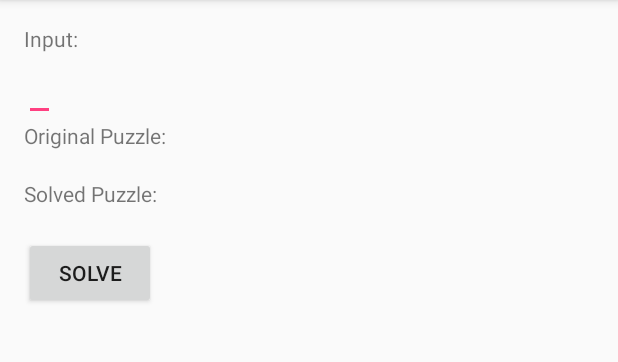
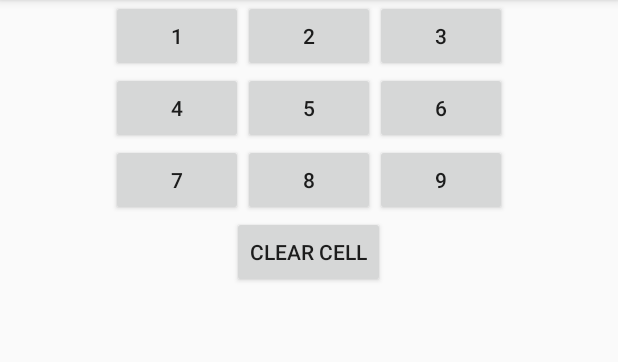
Before and after one commit to evjrob/SudokuBotSolver, an Android app: the screen it shows after launch (MainActivity), on a phone screen of 412 x 824 dp, the part 84-446 px from its top. Run offline under Robolectric (Android 15) with nearby library versions, the phone set to English and light mode, and no system bars.

Commit message:
Added a Keypad Fragment class and set it up to be properly inflated.

```diff
--- /dev/null
+++ b/app/src/main/java/com/everettsprojects/sudokubotsolver/KeypadFragment.java
@@ -0,0 +1,50 @@
+package com.everettsprojects.sudokubotsolver;
+
+import android.app.Fragment;
+import android.os.Bundle;
+import android.view.LayoutInflater;
+import android.view.View;
+import android.view.ViewGroup;
+import android.widget.Button;
+
+public class KeypadFragment extends Fragment {
+
+    private Button mKeyPad1;
+    private Button mKeyPad2;
+    private Button mKeyPad3;
+    private Button mKeyPad4;
+    private Button mKeyPad5;
+    private Button mKeyPad6;
+    private Button mKeyPad7;
+    private Button mKeyPad8;
+    private Button mKeyPad9;
+    private Button mKeyPadClear;
+
+
+
+    @Override
+    public void onCreate(Bundle savedInstanceState) {
+        super.onCreate(savedInstanceState);
+    }
+
+
+    @Override
+    public View onCreateView(LayoutInflater inflater, ViewGroup container,
+                             Bundle savedInstanceState) {
+
+        View rootView = inflater.inflate(R.layout.fragment_keypad, container, false);
+
+        mKeyPad1 = (Button) rootView.findViewById(R.id.keypad_1);
+        mKeyPad2 = (Button) rootView.findViewById(R.id.keypad_2);
+        mKeyPad3 = (Button) rootView.findViewById(R.id.keypad_3);
+        mKeyPad4 = (Button) rootView.findViewById(R.id.keypad_4);
+        mKeyPad5 = (Button) rootView.findViewById(R.id.keypad_5);
+        mKeyPad6 = (Button) rootView.findViewById(R.id.keypad_6);
+        mKeyPad7 = (Button) rootView.findViewById(R.id.keypad_7);
+        mKeyPad8 = (Button) rootView.findViewById(R.id.keypad_8);
+        mKeyPad9 = (Button) rootView.findViewById(R.id.keypad_9);
+        mKeyPadClear = (Button) rootView.findViewById(R.id.clear_cell_button);
+
+        return rootView;
+    }
+}
--- a/app/src/main/java/com/everettsprojects/sudokubotsolver/MainActivity.java
+++ b/app/src/main/java/com/everettsprojects/sudokubotsolver/MainActivity.java
@@ -2,57 +2,58 @@ package com.everettsprojects.sudokubotsolver;
 
 import android.os.Bundle;
 import android.support.v7.app.AppCompatActivity;
-import android.util.Log;
-import android.view.View;
-import android.widget.Button;
-import android.widget.EditText;
-import android.widget.TextView;
-
-import go.sudokuBotDlx.Solver;
-import go.sudokuBotDlx.SudokuBotDlx;
 
 public class MainActivity extends AppCompatActivity {
 
     private static final String TAG = "GoDLX";
 
-    Button solveButton;
-    EditText inputPuzzle;
-
     @Override
     protected void onCreate(Bundle savedInstanceState) {
         super.onCreate(savedInstanceState);
-
         setContentView(R.layout.activity_main);
 
-        final TextView s = (TextView) findViewById(R.id.solution_textview);
-        final TextView o = (TextView) findViewById(R.id.original_textview);
+    }
 
-        solveButton = (Button)findViewById(R.id.solve_button);
-        inputPuzzle   = (EditText)findViewById(R.id.input_textview);
 
-        solveButton.setOnClickListener(new View.OnClickListener() {
-            public void onClick(View view)
-            {
-                s.setText("");
-                o.setText("");
 
-                String puzzle = inputPuzzle.getText().toString();
+//    Button solveButton;
+//    EditText inputPuzzle;
 
-                Solver solver = SudokuBotDlx.newSolver(puzzle, 3, 3, "");
-
-                String solution;
-
-                try {
-                    solution = solver.solve();
-                } catch (Exception e) {
-                    Log.e(TAG, "The Go sudokuBotDlx code returned an exception: assuming it was the InvalidInput error for incorrect dimensions.");
-                    solution = "Invalid Input Puzzle";
-                }
-                s.setText(solution);
-                o.setText(puzzle);
-                inputPuzzle.setText("");
-
-            }
-        });
-    }
+//    @Override
+//    protected void onCreate(Bundle savedInstanceState) {
+//        super.onCreate(savedInstanceState);
+//
+//        setContentView(R.layout.activity_main);
+//
+//        final TextView s = (TextView) findViewById(R.id.solution_textview);
+//        final TextView o = (TextView) findViewById(R.id.original_textview);
+//
+//        solveButton = (Button)findViewById(R.id.solve_button);
+//        inputPuzzle   = (EditText)findViewById(R.id.input_textview);
+//
+//        solveButton.setOnClickListener(new View.OnClickListener() {
+//            public void onClick(View view)
+//            {
+//                s.setText("");
+//                o.setText("");
+//
+//                String puzzle = inputPuzzle.getText().toString();
+//
+//                Solver solver = SudokuBotDlx.newSolver(puzzle, 3, 3, "");
+//
+//                String solution;
+//
+//                try {
+//                    solution = solver.solve();
+//                } catch (Exception e) {
+//                    Log.e(TAG, "The Go sudokuBotDlx code returned an exception: assuming it was the InvalidInput error for incorrect dimensions.");
+//                    solution = "Invalid Input Puzzle";
+//                }
+//                s.setText(solution);
+//                o.setText(puzzle);
+//                inputPuzzle.setText("");
+//
+//            }
+//        });
+//    }
 }
--- a/app/src/main/res/layout/activity_main.xml
+++ b/app/src/main/res/layout/activity_main.xml
@@ -5,38 +5,14 @@
     android:layout_width="match_parent"
     android:layout_height="match_parent"
     android:orientation="vertical"
-    android:paddingBottom="@dimen/activity_vertical_margin"
-    android:paddingLeft="@dimen/activity_horizontal_margin"
-    android:paddingRight="@dimen/activity_horizontal_margin"
-    android:paddingTop="@dimen/activity_vertical_margin"
     tools:context="com.everettsprojects.sudokubotsolver.MainActivity">
-    <TextView
-        android:layout_width="wrap_content"
-        android:layout_height="wrap_content"
-        android:text="Input:"/>
-    <EditText
-        android:id="@+id/input_textview"
-        android:layout_width="wrap_content"
-        android:layout_height="wrap_content" />
-    <TextView
-        android:layout_width="wrap_content"
-        android:layout_height="wrap_content"
-        android:text="Original Puzzle:"/>
-    <TextView
-        android:id="@+id/original_textview"
-        android:layout_width="wrap_content"
-        android:layout_height="wrap_content" />
-    <TextView
-        android:layout_width="wrap_content"
-        android:layout_height="wrap_content"
-        android:text="Solved Puzzle:"/>
-    <TextView
-        android:id="@+id/solution_textview"
-        android:layout_width="wrap_content"
-        android:layout_height="wrap_content" />
-    <Button
-        android:id="@+id/solve_button"
-        android:layout_width="wrap_content"
-        android:layout_height="wrap_content"
-        android:text="Solve"/>
+
+    <fragment xmlns:android="http://schemas.android.com/apk/res/android"
+        xmlns:tools="http://schemas.android.com/tools"
+        android:id="@+id/fragment_keypad"
+        android:name="com.everettsprojects.sudokubotsolver.KeypadFragment"
+        android:layout_height="match_parent"
+        android:layout_width="match_parent"
+        android:layout_weight="2"/>
+
 </LinearLayout>
--- a/app/src/main/res/layout/fragment_keypad.xml
+++ b/app/src/main/res/layout/fragment_keypad.xml
@@ -8,7 +8,8 @@
     <LinearLayout
         android:orientation="horizontal"
         android:layout_width="wrap_content"
-        android:layout_height="wrap_content">
+        android:layout_height="wrap_content"
+        android:layout_gravity="center_horizontal">
 
         <Button
             android:id="@+id/keypad_1"
@@ -30,7 +31,8 @@
     <LinearLayout
         android:orientation="horizontal"
         android:layout_width="wrap_content"
-        android:layout_height="wrap_content">
+        android:layout_height="wrap_content"
+        android:layout_gravity="center_horizontal">
 
         <Button
             android:id="@+id/keypad_4"
@@ -52,7 +54,8 @@
     <LinearLayout
         android:orientation="horizontal"
         android:layout_width="wrap_content"
-        android:layout_height="wrap_content">
+        android:layout_height="wrap_content"
+        android:layout_gravity="center_horizontal">
 
         <Button
             android:id="@+id/keypad_7"
--- a/app/src/main/res/values/strings.xml
+++ b/app/src/main/res/values/strings.xml
@@ -13,6 +13,4 @@
 
     <string name="keypad_clear_cell">Clear Cell</string>
 
-
-
 </resources>
```
Also changed, not shown: 1 other file.
